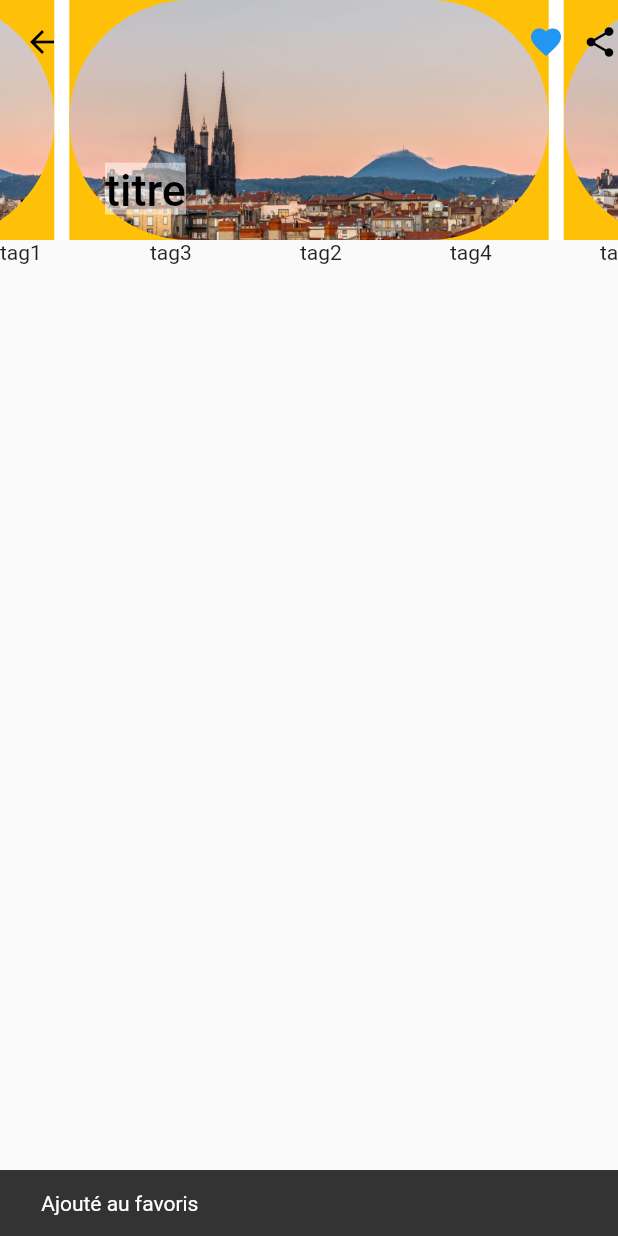
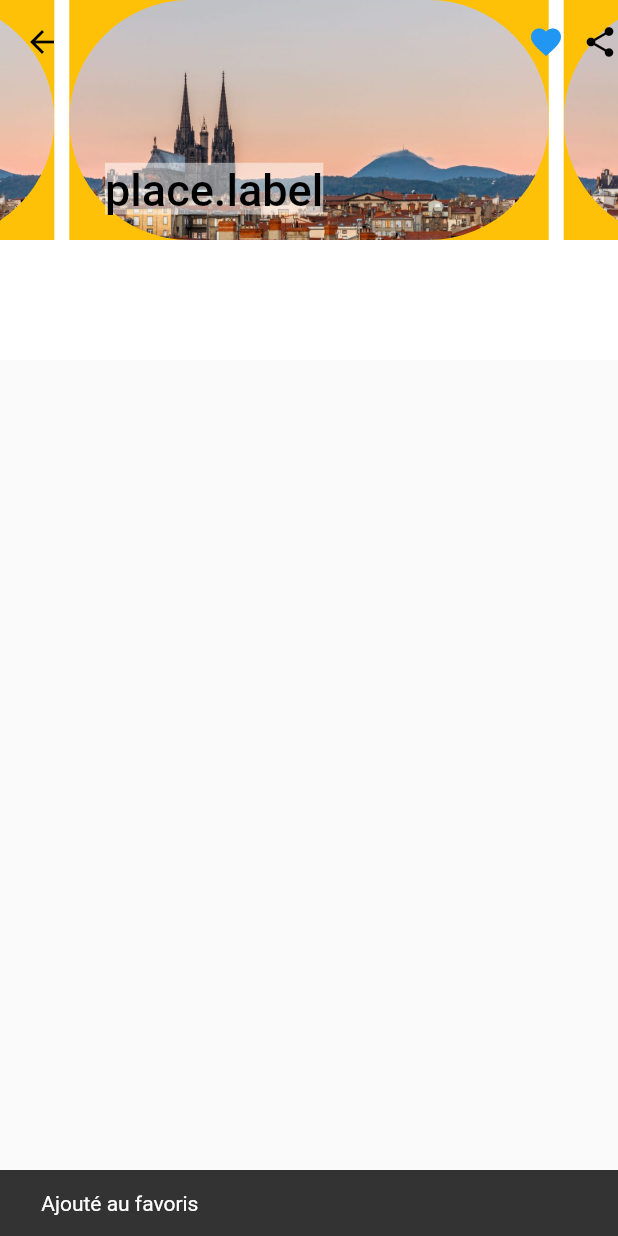
Before and after one commit to isoubedda/ProjetWebMobile, a Flutter app: the PlaceView screen opened directly with empty values, after a tap on the "favorite outline" icon, on a phone screen of 412 x 824 dp. Run offline on Flutter 3.47's test engine with Material 2 defaults, Android fonts, the light colour scheme and no system bars; drawn by our look-alikes of carousel_slider; our stand-ins replace animated_text_kit, convex_bottom_bar, flutter_map, flutter_slidable, image_picker, implicitly_animated_reorderable_list and 6 more; missing offline and left inert: dart:ffi, dart:html, flutter_map_marker_cluster, geojson, gpx; project files that could hold a hidden picture were left out.

```diff
--- a/lib/models/metier/Links.dart
+++ b/lib/models/metier/Links.dart
@@ -1,3 +1,7 @@
+
+
 class Links {
+  String href;
 
+  Links.fromJson(document) {}
 }
--- a/lib/models/metier/PlaceList.dart
+++ b/lib/models/metier/PlaceList.dart
@@ -48,7 +48,7 @@
               point : place.coords,
               height: 300,
               builder: (context) => IconButton(icon: Icon(Icons.location_on), onPressed: (){
-                Navigator.push(context,MaterialPageRoute(builder: (context) => PlaceView(place.label, place.description)) );
+                Navigator.push(context,MaterialPageRoute(builder: (context) => PlaceView(place)) );
               },)
 
             ));
--- a/lib/models/metier/PlaceModel.dart
+++ b/lib/models/metier/PlaceModel.dart
@@ -5,6 +5,7 @@
 import 'package:latlong/latlong.dart';
 
 import 'ImageModel.dart';
+import 'Links.dart';
 import 'TagModel.dart';
 
 class PlaceModel extends ChangeNotifier {
@@ -16,6 +17,7 @@
   LatLng coords;
   ImageModel image ;
   List<Tag> tags;
+  Links links;
 
 
   @override
@@ -26,5 +28,14 @@
   PlaceModel({this.id, this.ownerId, this.ownerUrl, this.label,
       this.description, this.coords, this.tags, this.image});
 
+  PlaceModel.fromJson(document) {
+    links : Links.fromJson(document["links"]);
+  }
+
+
+  toJson() {
+    return 'PlaceModel{label: $label, description: $description, coords: $coords}';
+  }
+
 
 }
--- /dev/null
+++ b/lib/models/metier/entrypoint.dart
@@ -0,0 +1,5 @@
+import 'dart:html';
+
+class EntryPoint {
+  String urlPlace = "quelquechose/places";
+}
--- a/lib/models/metier/marker/marker.dart
+++ b/lib/models/metier/marker/marker.dart
@@ -77,7 +77,7 @@
         point : place["place"].coords,
         height: 300,
         builder: (context) => IconButton(icon: Icon(Icons.location_on,size: 30,color: place["color"],), onPressed: (){
-          Navigator.push(context,MaterialPageRoute(builder: (context) => PlaceView(place["place"].label, place["place"].description)) );
+          Navigator.push(context,MaterialPageRoute(builder: (context) => PlaceView(place["place"])));
         },)
 
     ));
--- a/lib/view/map/floatingBar.dart
+++ b/lib/view/map/floatingBar.dart
@@ -2,6 +2,7 @@
 import 'package:flutter_app_fac/models/SearchModel.dart';
 import 'package:flutter_app_fac/models/fonctionnal/MapControllerCustom.dart';
 import 'package:flutter_app_fac/models/place.dart';
+import 'package:flutter_app_fac/view/map/showBottomSheet.dart';
 import 'package:flutter_map/flutter_map.dart';
 import 'package:implicitly_animated_reorderable_list/implicitly_animated_reorderable_list.dart';
 import 'package:implicitly_animated_reorderable_list/transitions.dart';
@@ -149,6 +150,7 @@
 
 
               }
+              showModalBottomSheet(context: context, builder: (context) => ShowBottomSheet(coords: place.latLong, place: place,));
 
 
 
--- a/lib/view/places/placeView.dart
+++ b/lib/view/places/placeView.dart
@@ -3,13 +3,14 @@
 import 'package:carousel_slider/carousel_slider.dart';
 import 'package:flutter/cupertino.dart';
 import 'package:flutter/material.dart';
+import 'package:flutter_app_fac/models/metier/marker/marker.dart';
 import 'package:flutter_app_fac/view/map/heroAnimation/heroAnimation.dart';
+import 'package:provider/provider.dart';
 
 class PlaceView extends StatelessWidget {
-  final label;
-  final description;
+  final place;
 
-  PlaceView(this.label,this.description);
+  PlaceView(this.place);
 
   @override
   Widget build(BuildContext context) {
@@ -19,8 +20,8 @@
         slivers: [
 
           buildSilverAppBar(),
-          SliverToBoxAdapter(child: Container(height : 200 ,child: TagWidget())),
-          SliverToBoxAdapter(child: Container(padding: EdgeInsets.all(10),child: Text(description),),),
+          SliverToBoxAdapter(child: Container(color : Colors.white,height : 80 ,child: TagWidget(place.tags))),
+          SliverToBoxAdapter(child: Container(padding: EdgeInsets.all(10),child: Text(place.description),),),
 
 
         ],
@@ -85,7 +86,7 @@
             padding: EdgeInsets.all(0.0),
             color: Colors.white.withOpacity(0.5),
             child: Text(
-              "titre",
+              "place.label",
               style: TextStyle(
                 color: Colors.black,
               ),
@@ -141,13 +142,16 @@
 
 class TagWidget extends StatefulWidget {
   @override
+  final tags;
+
+  TagWidget(this.tags);
+
   State<StatefulWidget> createState() {
     return TagWidgetState();
   }
 }
 
 class TagWidgetState extends State<TagWidget> {
-  var list = ["tag1", "tag3" ,"tag2" ,"tag4" ,"tag5" ,"tag6" ];
   @override
   Widget build(BuildContext context) {
     return buildHorizontalList();
@@ -155,14 +159,32 @@
 
 
   Widget buildHorizontalList () {
-    return ListView.builder(
-        scrollDirection: Axis.horizontal,
-        itemCount: list.length,
-        itemBuilder: (context, index){
-          return Container(
-            width: 100,
-            child: Text(list[index]),
-          );
-    });
+    return GridView.count(
+        childAspectRatio: 1.8,
+        padding: EdgeInsets.all(0),
+        crossAxisCount: 6,
+        children :List.generate(widget.tags.length  , (index) =>  Container(
+          width: 30,
+          margin: EdgeInsets.all(3),
+          height: 30,
+          decoration: BoxDecoration(
+
+            color: Colors.white70,
+            borderRadius: BorderRadius.all(Radius.circular(10)),
+
+          ),
+
+          child: InkWell(
+            onTap: () {
+             setState(() {
+               widget.tags.remove(widget.tags[index]);
+             });
+            },
+            child: Center(child : Row(mainAxisAlignment : MainAxisAlignment.spaceEvenly, children: [RichText(overflow : TextOverflow.ellipsis,text: TextSpan(style : TextStyle(color: Colors.black), text: widget.tags[index].name)),Icon(Icons.close, size: 10,) ],)),
+          ),
+        )
+        )
+
+    );
   }
 }
```
Also changed, not shown: lib/service/PlaceServices.dart (added, +32 -0 lines), lib/view/collection_page/ListViewPlaces.dart (added, +26 -0 lines), lib/view/map/maps.dart (+16 -8 lines), lib/view/map/showBottomSheet.dart (+17 -6 lines), lib/view/places/add_place_view.dart (+6 -6 lines).
